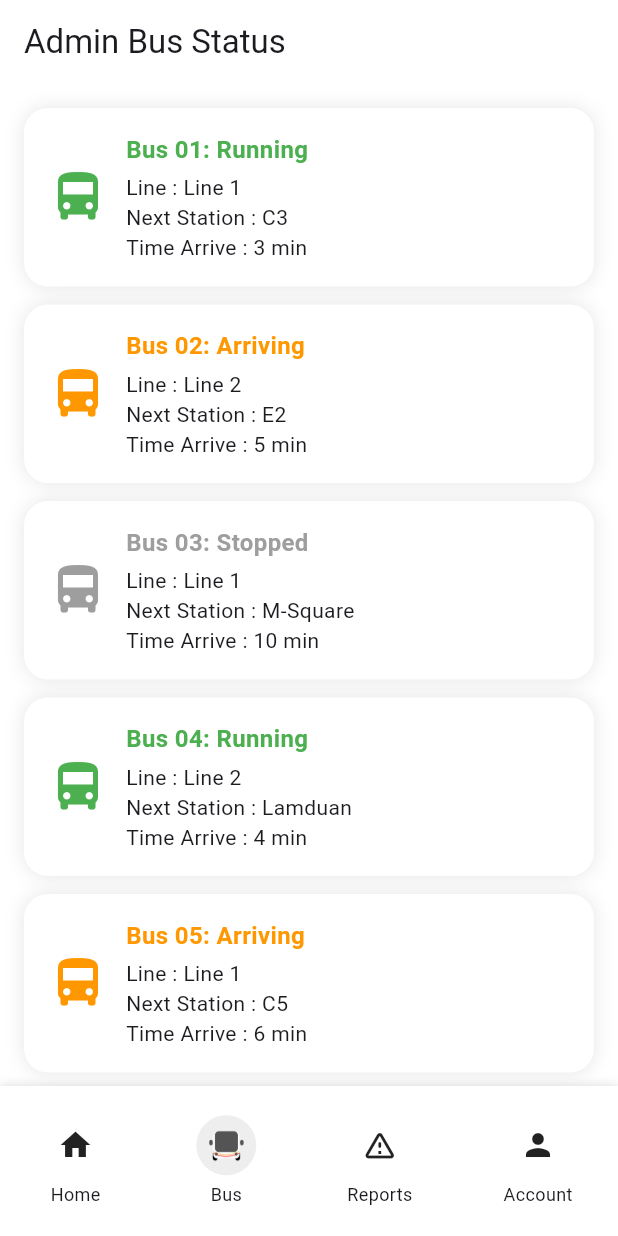
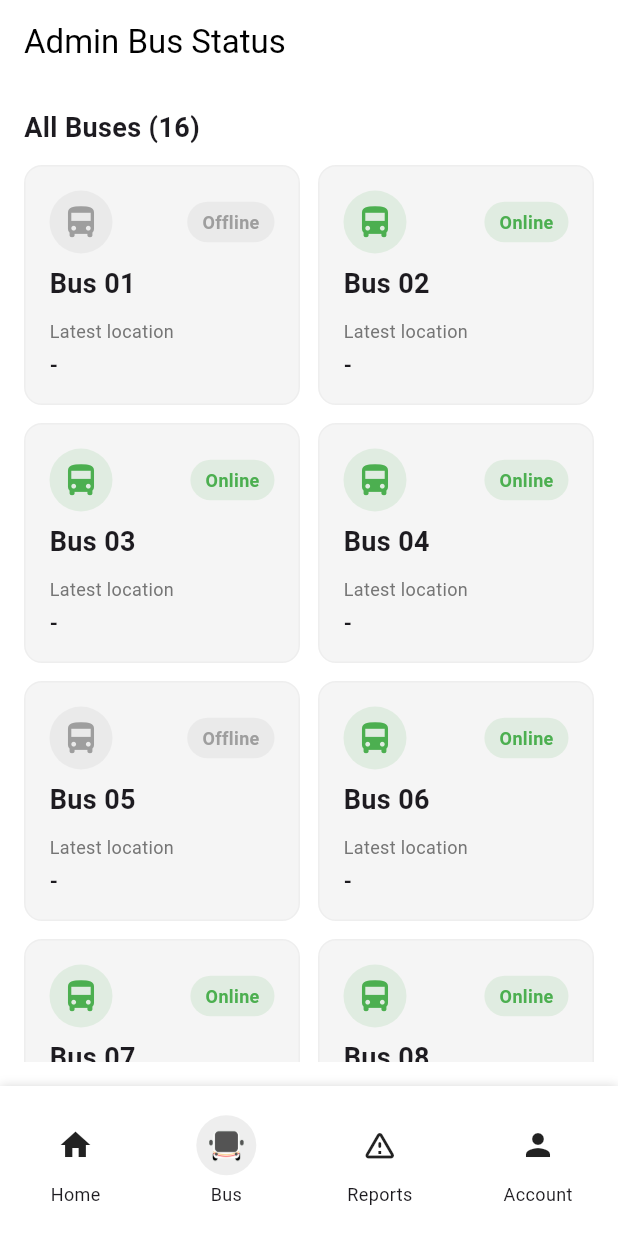
Before and after one commit to YadaSangphech6631501030/MFU-Shuttle-Bus, a Flutter app: the Adminbuspages screen opened directly, on a phone screen of 412 x 824 dp. Run offline on Flutter 3.47's test engine with Material 3 defaults, Android fonts, the phone set to English and light mode, and no system bars; our stand-ins replace flutter_map, google_fonts, latlong2, shared_preferences; accounts and stored records are empty.

Commit message:
Update admin bus status cards

```diff
--- a/frontend-vue/lib/AdminBusPages.dart
+++ b/frontend-vue/lib/AdminBusPages.dart
@@ -1,5 +1,3 @@
-import 'dart:async';
-import 'dart:math';
 import 'package:flutter/material.dart';
 import 'package:shuttle_bus_fronted/admin_bottom_bar.dart';
 
@@ -13,113 +11,27 @@ class Adminbuspages extends StatefulWidget {
 class _AdminbuspagesState extends State<Adminbuspages> {
   int currentIndex = 1;
 
-  final Random random = Random();
-  Timer? timer;
-List<Map<String, dynamic>> buses = [
-    {
-      "name": "Bus 01",
-      "line": "Line 1",
-      "station": "C3",
-      "minutes": 3,
-      "status": "running",
-    },
-    {
-      "name": "Bus 02",
-      "line": "Line 2",
-      "station": "E2",
-      "minutes": 5,
-      "status": "medium",
-    },
-    {
-      "name": "Bus 03",
-      "line": "Line 1",
-      "station": "M-Square",
-      "minutes": 10,
-      "status": "stop",
-    },
-    {
-      "name": "Bus 04",
-      "line": "Line 2",
-      "station": "Lamduan",
-      "minutes": 4,
-      "status": "running",
-    },
-    {
-      "name": "Bus 05",
-      "line": "Line 1",
-      "station": "C5",
-      "minutes": 6,
-      "status": "medium",
-    },
-    {
-      "name": "Bus 06",
-      "line": "Line 2",
-      "station": "D1",
-      "minutes": 8,
-      "status": "stop",
-    },
-  ];
+  final List<Map<String, String>> buses = List.generate(16, (index) {
+    final busNumber = (index + 1).toString().padLeft(2, '0');
 
-  @override
-  void initState() {
-    super.initState();
-
-    timer = Timer.periodic(const Duration(seconds: 3), (_) {
-      if (!mounted) return;
-
-      setState(() {
-        for (var bus in buses) {
-          bus["minutes"] = random.nextInt(10) + 1;
-          bus["status"] = randomStatus();
-        }
+    return {
+      "name": "Bus $busNumber",
+      "status": index % 4 == 0 ? "offline" : "online",
+      "latestLocation": "-",
+    };
   });
-    });
-  }
-
-  @override
-  void dispose() {
-    timer?.cancel();
-    super.dispose();
-  }
-
-  String randomStatus() {
-    final r = random.nextInt(3);
-    switch (r) {
-      case 0:
-        return "running";
-      case 1:
-        return "medium";
-      default:
-        return "stop";
-    }
-  }
 
   Color getStatusColor(String status) {
-    switch (status) {
-      case "running":
-        return Colors.green;
-      case "medium":
-        return Colors.orange;
-      default:
-        return Colors.grey;
-    }
+    return status == "online" ? Colors.green : Colors.grey;
   }
 
   String getStatusText(String status) {
-    switch (status) {
-      case "running":
-        return "Running";
-      case "medium":
-        return "Arriving";
-      default:
-        return "Stopped";
-    }
+    return status == "online" ? "Online" : "Offline";
   }
 
   @override
   Widget build(BuildContext context) {
     return Scaffold(
-      // ✅ Bottom bar (admin)
       bottomNavigationBar: AdminBottomBar(
         currentIndex: currentIndex,
         onTap: (index) {
@@ -128,61 +40,111 @@ List<Map<String, dynamic>> buses = [
           });
         },
       ),
-
       backgroundColor: Colors.white,
-
       appBar: AppBar(
         title: const Text("Admin Bus Status"),
         backgroundColor: Colors.white,
+        foregroundColor: Colors.black,
         elevation: 0,
-        automaticallyImplyLeading: false, // 🔥 ปิด back auto ด้วย (สำคัญ)
+        automaticallyImplyLeading: false,
       ),
-
-      body: ListView.builder(
+      body: Padding(
         padding: const EdgeInsets.all(16),
-        itemCount: buses.length,
-        itemBuilder: (context, index) {
-          final bus = buses[index];
-
-          return Container(
-            margin: const EdgeInsets.only(bottom: 12),
-            padding: const EdgeInsets.all(16),
-            decoration: BoxDecoration(
-              color: Colors.white,
-              borderRadius: BorderRadius.circular(16),
-              boxShadow: [
-                BoxShadow(
-                  color: Colors.black.withOpacity(0.1),
-                  blurRadius: 10,
-                ),
-              ],
-            ),
-            child: Row(
-              children: [
-                Icon(
-                  Icons.directions_bus,
-                  size: 40,
-                  color: getStatusColor(bus["status"]),
-                ),
-                const SizedBox(width: 12),
-
-                Expanded(
         child: Column(
           crossAxisAlignment: CrossAxisAlignment.start,
           children: [
             Text(
-                        "${bus["name"]}: ${getStatusText(bus["status"])}",
+              "All Buses (${buses.length})",
+              style: const TextStyle(
+                fontSize: 18,
+                fontWeight: FontWeight.bold,
+              ),
+            ),
+            const SizedBox(height: 12),
+            Expanded(
+              child: GridView.builder(
+                itemCount: buses.length,
+                gridDelegate: const SliverGridDelegateWithMaxCrossAxisExtent(
+                  maxCrossAxisExtent: 220,
+                  mainAxisSpacing: 12,
+                  crossAxisSpacing: 12,
+                  childAspectRatio: 1.15,
+                ),
+                itemBuilder: (context, index) {
+                  final bus = buses[index];
+                  final status = bus["status"] ?? "offline";
+                  final statusColor = getStatusColor(status);
+
+                  return Container(
+                    padding: const EdgeInsets.all(16),
+                    decoration: BoxDecoration(
+                      color: Colors.grey.shade100,
+                      borderRadius: BorderRadius.circular(12),
+                      border: Border.all(color: Colors.grey.shade200),
+                    ),
+                    child: Column(
+                      crossAxisAlignment: CrossAxisAlignment.start,
+                      children: [
+                        Row(
+                          children: [
+                            Container(
+                              width: 42,
+                              height: 42,
+                              decoration: BoxDecoration(
+                                color: statusColor.withOpacity(0.12),
+                                shape: BoxShape.circle,
+                              ),
+                              child: Icon(
+                                Icons.directions_bus,
+                                color: statusColor,
+                                size: 26,
+                              ),
+                            ),
+                            const Spacer(),
+                            Container(
+                              padding: const EdgeInsets.symmetric(
+                                horizontal: 10,
+                                vertical: 5,
+                              ),
+                              decoration: BoxDecoration(
+                                color: statusColor.withOpacity(0.12),
+                                borderRadius: BorderRadius.circular(20),
+                              ),
+                              child: Text(
+                                getStatusText(status),
                                 style: TextStyle(
-                          fontSize: 16,
+                                  color: statusColor,
+                                  fontSize: 12,
                                   fontWeight: FontWeight.bold,
-                          color: getStatusColor(bus["status"]),
+                                ),
+                              ),
+                            ),
+                          ],
+                        ),
+                        const Spacer(),
+                        Text(
+                          bus["name"] ?? "-",
+                          style: const TextStyle(
+                            fontSize: 18,
+                            fontWeight: FontWeight.bold,
+                          ),
+                        ),
+                        const SizedBox(height: 10),
+                        Text(
+                          "Latest location",
+                          style: TextStyle(
+                            color: Colors.grey.shade600,
+                            fontSize: 12,
                           ),
                         ),
                         const SizedBox(height: 4),
-                      Text("Line : ${bus["line"]}"),
-                      Text("Next Station : ${bus["station"]}"),
-                      Text("Time Arrive : ${bus["minutes"]} min"),
-                    ],
+                        Text(
+                          bus["latestLocation"] ?? "-",
+                          maxLines: 2,
+                          overflow: TextOverflow.ellipsis,
+                          style: const TextStyle(
+                            fontSize: 14,
+                            fontWeight: FontWeight.w600,
                           ),
                         ),
                       ],
@@ -190,6 +152,10 @@ List<Map<String, dynamic>> buses = [
                   );
                 },
               ),
+            ),
+          ],
+        ),
+      ),
     );
   }
 }
--- a/frontend-vue/lib/admin_bottom_bar.dart
+++ b/frontend-vue/lib/admin_bottom_bar.dart
@@ -1,8 +1,6 @@
 import 'package:flutter/material.dart';
 import 'package:shuttle_bus_fronted/AdminAccountPage.dart';
 import 'package:shuttle_bus_fronted/AdminBusPages.dart';
-import 'package:shuttle_bus_fronted/account_user.dart';
-import 'package:shuttle_bus_fronted/bus_page.dart';
 import 'package:shuttle_bus_fronted/dashboard_report.dart';
 import 'admin_homepage.dart';
 
```
Lines whose indentation alone changed are shown as unchanged.
